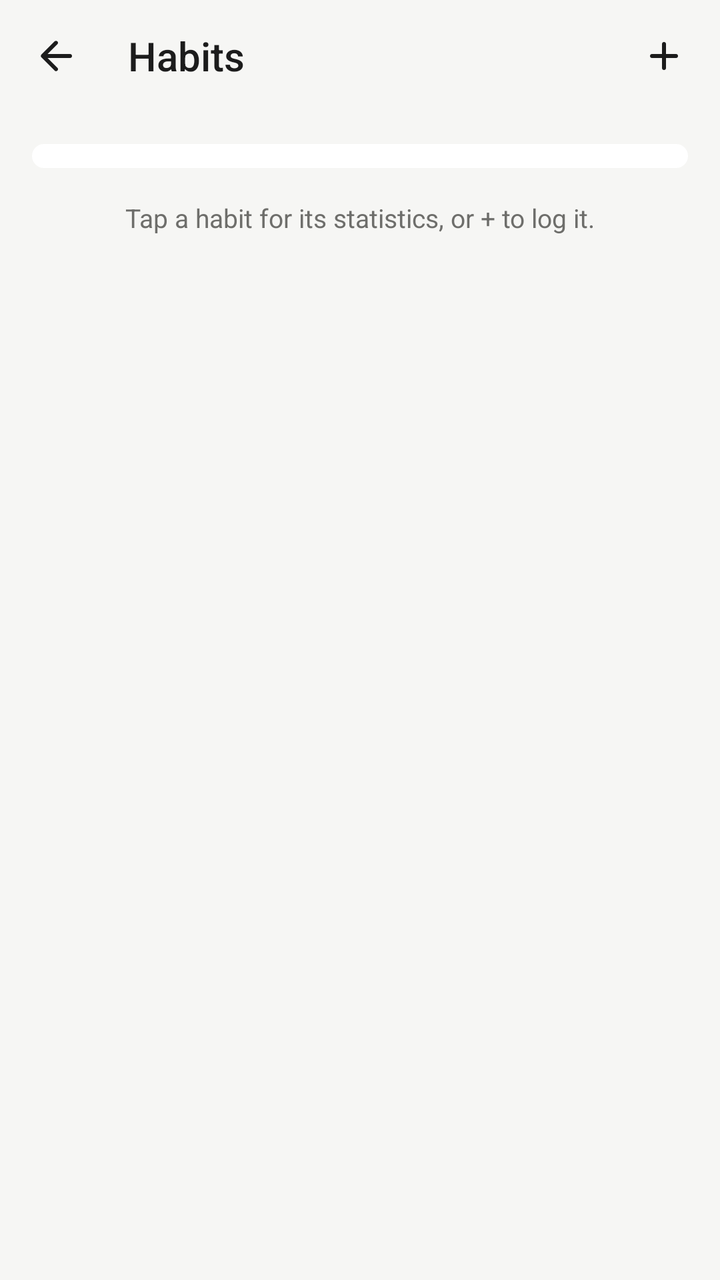
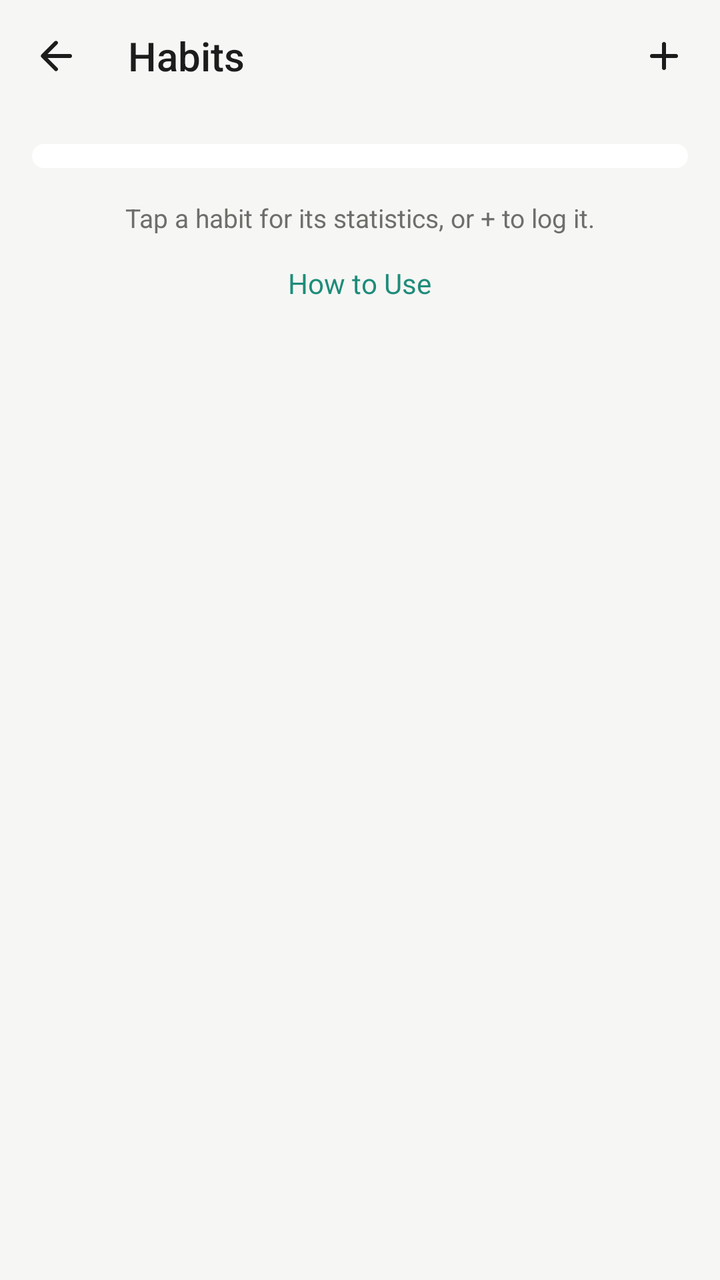

Screens rendered from an Android XML layout before and after an edit, with the pre-edit source and the edit as a unified diff.
<!-- AndroidManifest.xml: application theme Theme.HabitTracker -->
<!-- res/layout/activity_habits.xml -->
<?xml version="1.0" encoding="utf-8"?>
<LinearLayout xmlns:android="http://schemas.android.com/apk/res/android"
    xmlns:tools="http://schemas.android.com/tools"
    android:layout_width="match_parent"
    android:layout_height="match_parent"
    android:fitsSystemWindows="true"
    android:orientation="vertical"
    tools:context=".habits.HabitsActivity">

    <LinearLayout style="@style/Toolbar">

        <ImageButton
            android:id="@+id/back_button"
            style="@style/IconButton"
            android:contentDescription="@string/back"
            android:src="@drawable/ic_ui_arrow_back" />

        <TextView
            style="@style/ToolbarTitle"
            android:layout_width="0dp"
            android:layout_height="wrap_content"
            android:layout_marginStart="12dp"
            android:layout_weight="1"
            android:text="@string/habits" />

        <ImageButton
            android:id="@+id/add_habit_button"
            style="@style/IconButton"
            android:contentDescription="@string/new_habit"
            android:src="@drawable/ic_ui_add" />
    </LinearLayout>

    <ScrollView
        android:layout_width="match_parent"
        android:layout_height="0dp"
        android:layout_weight="1">

        <LinearLayout
            android:layout_width="match_parent"
            android:layout_height="wrap_content"
            android:orientation="vertical"
            android:padding="@dimen/screen_padding">

            <TextView
                android:id="@+id/habits_empty"
                android:layout_width="match_parent"
                android:layout_height="wrap_content"
                android:layout_marginTop="48dp"
                android:gravity="center"
                android:text="@string/habits_empty"
                android:textColor="@color/text_secondary"
                android:textSize="16sp"
                android:visibility="gone" />

            <LinearLayout
                android:id="@+id/habits_list"
                android:layout_width="match_parent"
                android:layout_height="wrap_content"
                android:background="@drawable/bg_card"
                android:orientation="vertical"
                android:paddingTop="6dp"
                android:paddingBottom="6dp" />

            <TextView
                style="@style/Caption"
                android:layout_width="match_parent"
                android:layout_height="wrap_content"
                android:layout_marginTop="16dp"
                android:gravity="center"
                android:paddingStart="16dp"
                android:paddingEnd="16dp"
                android:text="@string/habits_tip" />
        </LinearLayout>
    </ScrollView>
</LinearLayout>
<!-- resources referenced by this layout -->
<resources>
  <color name="text_secondary">#6E6E6B</color>
  <dimen name="screen_padding">16dp</dimen>
  <!-- drawable bg_card (drawable) -->
  <?xml version="1.0" encoding="utf-8"?>
  <shape xmlns:android="http://schemas.android.com/apk/res/android" android:shape="rectangle">
      <solid android:color="@color/surface" />
      <corners android:radius="@dimen/card_radius" />
  </shape>
  <!-- drawable ic_ui_add (drawable) -->
  <?xml version="1.0" encoding="utf-8"?>
  <vector xmlns:android="http://schemas.android.com/apk/res/android"
      android:width="24dp"
      android:height="24dp"
      android:viewportWidth="960"
      android:viewportHeight="960">
      <group android:translateY="960">
          <path
              android:fillColor="@color/text_primary"
              android:pathData="M 440 -440 H 240 q -17 0 -28.5 -11.5 T 200 -480 q 0 -17 11.5 -28.5 T 240 -520 h 200 v -200 q 0 -17 11.5 -28.5 T 480 -760 q 17 0 28.5 11.5 T 520 -720 v 200 h 200 q 17 0 28.5 11.5 T 760 -480 q 0 17 -11.5 28.5 T 720 -440 H 520 v 200 q 0 17 -11.5 28.5 T 480 -200 q -17 0 -28.5 -11.5 T 440 -240 v -200 Z" />
      </group>
  </vector>
  <!-- drawable ic_ui_arrow_back (drawable) -->
  <?xml version="1.0" encoding="utf-8"?>
  <vector xmlns:android="http://schemas.android.com/apk/res/android"
      android:width="24dp"
      android:height="24dp"
      android:viewportWidth="960"
      android:viewportHeight="960">
      <group android:translateY="960">
          <path
              android:fillColor="@color/text_primary"
              android:pathData="m 313 -440 196 196 q 12 12 11.5 28 T 508 -188 q -12 11 -28 11.5 T 452 -188 L 188 -452 q -6 -6 -8.5 -13 t -2.5 -15 q 0 -8 2.5 -15 t 8.5 -13 l 264 -264 q 11 -11 27.5 -11 t 28.5 11 q 12 12 12 28.5 T 508 -715 L 313 -520 h 447 q 17 0 28.5 11.5 T 800 -480 q 0 17 -11.5 28.5 T 760 -440 H 313 Z" />
      </group>
  </vector>
  <string name="back">Back</string>
  <string name="habits">Habits</string>
  <string name="habits_empty">No habits yet.\nTap + to add one.</string>
  <string name="habits_tip">Tap a habit for its statistics, or + to log it.</string>
  <string name="new_habit">New Habit</string>
  <style name="Caption">
          <item name="android:textSize">13sp</item>
          <item name="android:textColor">@color/text_secondary</item>
      </style>
  <style name="IconButton">
          <item name="android:layout_width">@dimen/touch_target</item>
          <item name="android:layout_height">@dimen/touch_target</item>
          <item name="android:background">?android:attr/selectableItemBackgroundBorderless</item>
          <item name="android:scaleType">center</item>
      </style>
  <style name="Toolbar">
          <item name="android:layout_width">match_parent</item>
          <item name="android:layout_height">@dimen/toolbar_height</item>
          <item name="android:gravity">center_vertical</item>
          <item name="android:orientation">horizontal</item>
          <item name="android:paddingStart">4dp</item>
          <item name="android:paddingEnd">4dp</item>
      </style>
  <style name="ToolbarTitle">
          <item name="android:textSize">20sp</item>
          <item name="android:fontFamily">sans-serif-medium</item>
          <item name="android:textColor">@color/text_primary</item>
          <item name="android:singleLine">true</item>
          <item name="android:ellipsize">end</item>
      </style>
  <style name="Theme.HabitTracker" parent="Base.Theme.HabitTracker" />
  <color name="surface">#FFFFFF</color>
  <dimen name="card_radius">20dp</dimen>
  <color name="text_primary">#1C1C1C</color>
  <dimen name="touch_target">48dp</dimen>
  <dimen name="toolbar_height">56dp</dimen>
  <color name="brand">#1E8C7A</color>
  <color name="bg">#F6F6F4</color>
  <style name="Theme.HabitTracker.Dialog" parent="android:Theme.Material.Light.Dialog.Alert">
          <item name="android:colorAccent">@color/brand</item>
          <item name="android:colorPrimary">@color/brand</item>
      </style>
  <!-- unchanged entries left out for length: 1 -->
</resources>

<!-- the commit's change to res/layout/activity_habits.xml (unified diff, before → after) -->
@@ -70,6 +70,19 @@
                 android:paddingStart="16dp"
                 android:paddingEnd="16dp"
                 android:text="@string/habits_tip" />
+
+            <TextView
+                android:id="@+id/habits_how_to"
+                android:layout_width="wrap_content"
+                android:layout_height="@dimen/touch_target"
+                android:layout_gravity="center_horizontal"
+                android:background="?android:attr/selectableItemBackground"
+                android:gravity="center"
+                android:paddingStart="12dp"
+                android:paddingEnd="12dp"
+                android:text="@string/how_to_use"
+                android:textColor="@color/brand"
+                android:textSize="14sp" />
         </LinearLayout>
     </ScrollView>
 </LinearLayout>
<!-- resource entries referenced after the edit -->
@@ -38,6 +38,7 @@
   <string name="habits">Habits</string>
   <string name="habits_empty">No habits yet.\nTap + to add one.</string>
   <string name="habits_tip">Tap a habit for its statistics, or + to log it.</string>
+  <string name="how_to_use">How to Use</string>
   <string name="new_habit">New Habit</string>
   <style name="Caption">
           <item name="android:textSize">13sp</item>
